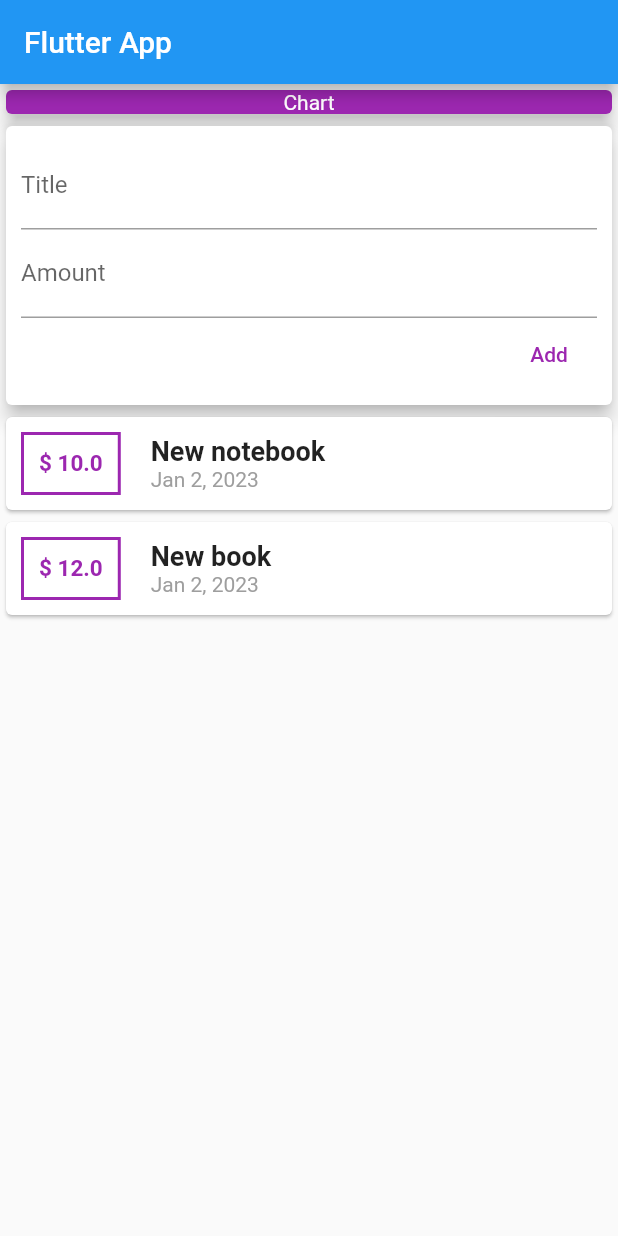
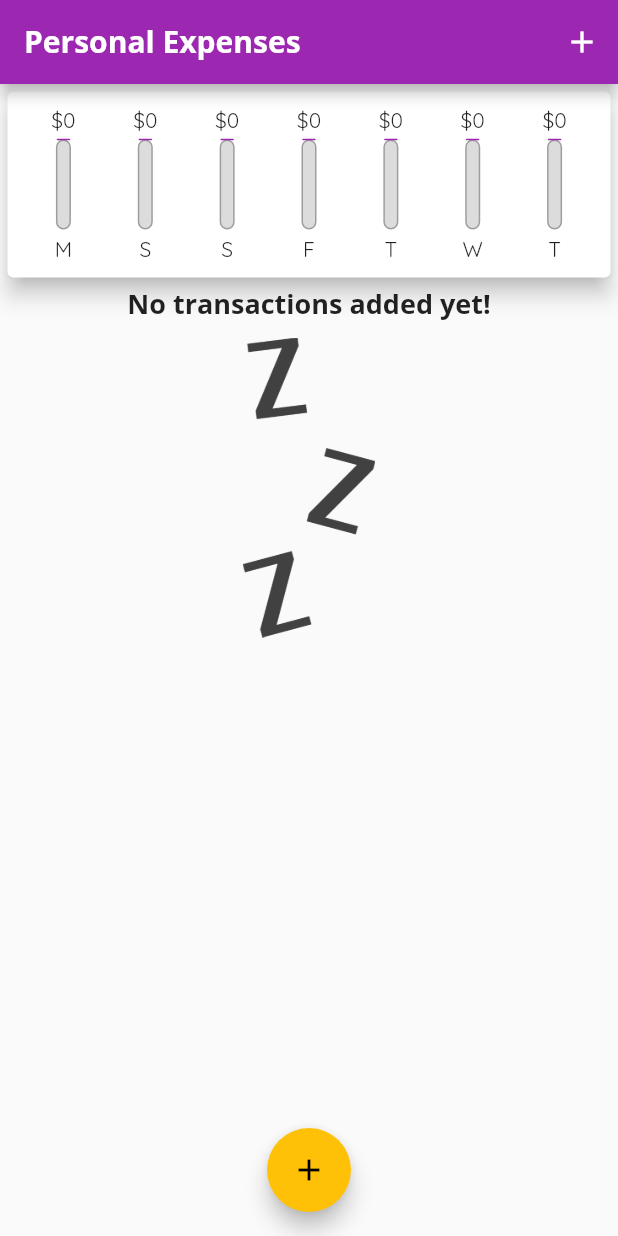
Before and after one commit to LilyKras/tracker, a Flutter app: the screen it shows after launch, on a phone screen of 412 x 824 dp. Run offline on Flutter 3.47's test engine with Material 2 defaults, Android fonts, the phone set to English and light mode, and no system bars.

Commit message:
Result 1

```diff
--- a/lib/main.dart
+++ b/lib/main.dart
@@ -1,6 +1,9 @@
 import 'package:flutter/material.dart';
 
-import './widgets/user_transaction.dart';
+import './widgets/chart.dart';
+import './widgets/add_new_transaction.dart';
+import './widgets/transactionList.dart';
+import './models/transaction.dart';
 
 void main() => runApp(MyApp());
 
@@ -8,35 +11,93 @@ class MyApp extends StatelessWidget {
   @override
   Widget build(BuildContext context) {
     return MaterialApp(
-      title: 'Flutter App',
+      title: 'Personal Expences',
       home: MyHomePage(),
+      theme: ThemeData(
+          primarySwatch: Colors.purple,
+          accentColor: Colors.amber,
+          fontFamily: 'Quicksand',
+          textTheme: TextTheme(
+              headline6: TextStyle(
+                  fontFamily: "OpenSans",
+                  fontSize: 18,
+                  fontWeight: FontWeight.bold)),
+          appBarTheme: AppBarTheme(
+              titleTextStyle: TextStyle(
+                  fontFamily: "OpenSans",
+                  fontSize: 20,
+                  fontWeight: FontWeight.bold))),
     );
   }
 }
 
-class MyHomePage extends StatelessWidget {
+class MyHomePage extends StatefulWidget {
+  @override
+  State<MyHomePage> createState() => _MyHomePageState();
+}
+
+class _MyHomePageState extends State<MyHomePage> {
+  final List<Transaction> _userTransactions = [];
+
+  List<Transaction> get _resentTransactions {
+    return _userTransactions.where((tx) {
+      return tx.date.isAfter(DateTime.now().subtract(Duration(days: 7)));
+    }).toList();
+  }
+
+  void _addNewTransaction(String txTitle, double txAmount) {
+    final newTx = Transaction(
+        id: DateTime.now().toString(),
+        title: txTitle,
+        amount: txAmount,
+        date: DateTime.now());
+
+    setState(() {
+      _userTransactions.add(newTx);
+    });
+  }
+
+  void _startAddNewTransaction(BuildContext ctx) {
+    showModalBottomSheet(
+      context: ctx,
+      builder: (_) {
+        return GestureDetector(
+          onTap: () {},
+          child: AddNewTransaction(_addNewTransaction),
+          behavior: HitTestBehavior.opaque,
+        );
+      },
+    );
+  }
+
   @override
   Widget build(BuildContext context) {
     return Scaffold(
       appBar: AppBar(
-        title: Text('Flutter App'),
+        backgroundColor: Theme.of(context).primaryColor,
+        title: Text(
+          'Personal Expenses',
+        ),
+        actions: [
+          IconButton(
+            onPressed: () => {_startAddNewTransaction(context)},
+            icon: Icon(Icons.add),
+          ),
+        ],
       ),
-      body: Column(
-        crossAxisAlignment: CrossAxisAlignment.stretch,
-        children: [
-          Container(
-              width: double.infinity,
-              child: Card(
-                color: Colors.purple,
-                child: Text("Chart",
-                    textAlign: TextAlign.center,
-                    style: TextStyle(
-                      color: Colors.white,
-                    )),
-                elevation: 5,
-              )),
-          UserTransaction()
-        ],
+      body: SingleChildScrollView(
+        child: Column(
+          crossAxisAlignment: CrossAxisAlignment.stretch,
+          children: [
+            Chart(_resentTransactions),
+            TransactionList(_userTransactions),
+          ],
+        ),
+      ),
+      floatingActionButtonLocation: FloatingActionButtonLocation.centerFloat,
+      floatingActionButton: FloatingActionButton(
+        onPressed: () => {_startAddNewTransaction(context)},
+        child: Icon(Icons.add),
       ),
     );
   }
--- a/lib/widgets/add_new_transaction.dart
+++ b/lib/widgets/add_new_transaction.dart
@@ -1,11 +1,29 @@
 import 'package:flutter/material.dart';
 
-class AddNewTransaction extends StatelessWidget {
-  final titleController = TextEditingController();
-  final amountController = TextEditingController();
+class AddNewTransaction extends StatefulWidget {
   final Function adding;
 
   AddNewTransaction(this.adding);
+
+  @override
+  State<AddNewTransaction> createState() => _AddNewTransactionState();
+}
+
+class _AddNewTransactionState extends State<AddNewTransaction> {
+  final titleController = TextEditingController();
+
+  final amountController = TextEditingController();
+
+  void submitDate() {
+    final enteredTitle = titleController.text;
+    final enteredAmount = double.parse(amountController.text);
+    if (enteredTitle.isEmpty || enteredAmount <= 0){
+      return;
+    }
+    widget.adding(enteredTitle, enteredAmount);
+    Navigator.of(context).pop();
+  }
+
   @override
   Widget build(BuildContext context) {
     return Card(
@@ -18,13 +36,16 @@ class AddNewTransaction extends StatelessWidget {
             TextField(
               decoration: InputDecoration(labelText: "Title"),
               controller: titleController,
+              onSubmitted: (_) => submitDate,
             ),
             TextField(
               decoration: InputDecoration(labelText: "Amount"),
               controller: amountController,
+              keyboardType: TextInputType.number,
+              onSubmitted: (_) => submitDate,
             ),
             TextButton(
-              onPressed: () => {adding(titleController.text, double.parse(amountController.text))},
+              onPressed: () => {submitDate()},
               child: Text(
                 "Add",
                 style: TextStyle(color: Colors.purple),
--- /dev/null
+++ b/lib/widgets/chart.dart
@@ -0,0 +1,63 @@
+import 'package:flutter/material.dart';
+import 'package:intl/intl.dart';
+
+import '../models/transaction.dart';
+import './chart_bar.dart';
+
+class Chart extends StatelessWidget {
+  final List<Transaction> resentTransactions;
+  Chart(this.resentTransactions);
+
+  List<Map<String, Object>> get groupedTxValues {
+    return List.generate(7, (index) {
+      final weekDay = DateTime.now().subtract(
+        Duration(days: index),
+      );
+      double totalSum = 0.0;
+      for (var i = 0; i < resentTransactions.length; i++) {
+        if (resentTransactions[i].date.day == weekDay.day &&
+            resentTransactions[i].date.month == weekDay.month &&
+            resentTransactions[i].date.year == weekDay.year) {
+          totalSum += resentTransactions[i].amount;
+        }
+      }
+      print(DateFormat.E().format(weekDay));
+      print(totalSum);
+      return {
+        'day': DateFormat.E().format(weekDay).substring(0, 1),
+        'amount': totalSum
+      };
+    });
+  }
+
+  double get totalSpending {
+    return groupedTxValues.fold(0.0, (sum, item) {
+      return sum + (item['amount'] as double);
+    });
+  }
+
+  @override
+  Widget build(BuildContext context) {
+    return Card(
+      elevation: 6,
+      margin: EdgeInsets.all(5),
+      child: Container(
+        padding: EdgeInsets.all(10),
+        child: Row(
+          children: groupedTxValues.map((data) {
+            return Flexible(
+              fit: FlexFit.tight,
+              child: ChartBar(
+                  data['day'] as String,
+                  data['amount'] as double,
+                  totalSpending == 0.0
+                      ? 0.0
+                      : (data['amount'] as double) / totalSpending),
+            );
+          }).toList(),
+          mainAxisAlignment: MainAxisAlignment.spaceAround,
+        ),
+      ),
+    );
+  }
+}
--- /dev/null
+++ b/lib/widgets/chart_bar.dart
@@ -0,0 +1,50 @@
+import 'package:flutter/material.dart';
+import 'package:flutter/src/widgets/container.dart';
+import 'package:flutter/src/widgets/framework.dart';
+
+class ChartBar extends StatelessWidget {
+  final String label;
+  final double spendingAmount;
+  final double spendingPctOfTotal;
+
+  ChartBar(this.label, this.spendingAmount, this.spendingPctOfTotal);
+
+  @override
+  Widget build(BuildContext context) {
+    return Column(children: [
+      FittedBox(child: Text('\$${spendingAmount.toStringAsFixed(0)}')),
+      SizedBox(
+        height: 4,
+      ),
+      Container(
+        height: 60,
+        width: 10,
+        child: Stack(
+          children: [
+            Container(
+              decoration: BoxDecoration(
+                border: Border.all(color: Colors.grey, width: 1.0),
+                color: Color.fromRGBO(220, 220, 220, 1),
+                borderRadius: BorderRadius.circular(10),
+              ),
+            ),
+            FractionallySizedBox(
+              heightFactor: spendingPctOfTotal,
+              child: Container(
+                decoration: BoxDecoration(
+                  border: Border.all(color: Colors.grey, width: 1.0),
+                  color: Theme.of(context).primaryColor,
+                  borderRadius: BorderRadius.circular(10),
+                ),
+              ),
+            )
+          ],
+        ),
+      ),
+      SizedBox(
+        height: 4,
+      ),
+      Text(label),
+    ]);
+  }
+}
--- a/lib/widgets/transactionList.dart
+++ b/lib/widgets/transactionList.dart
@@ -1,6 +1,8 @@
 import 'package:flutter/material.dart';
+import 'package:intl/intl.dart';
+
 import '../models/transaction.dart';
-import 'package:intl/intl.dart';
+
 
 class TransactionList extends StatelessWidget {
   final List<Transaction> transactions;
@@ -8,22 +10,41 @@ class TransactionList extends StatelessWidget {
 
   @override
   Widget build(BuildContext context) {
-    return Column(
-      children: transactions.map((tx) {
+    return Container(
+      height: 300,
+      child: transactions.isEmpty
+          ? Column(children: [
+              Text(
+                'No transactions added yet!',
+                style: Theme.of(context).textTheme.headline6,
+              ),
+              SizedBox(
+                height: 10,
+              ),
+              Container(
+                  height: 200,
+                  child: Image.asset('assets/images/waiting.png',
+                      fit: BoxFit.cover))
+            ])
+          : ListView.builder(
+              itemBuilder: (ctx, index) {
                 return Card(
                   child: Row(
                     children: [
                       Container(
                         child: Text(
-                  '\$ ${tx.amount}',
+                          '\$ ${transactions[index].amount.toStringAsFixed(2)}',
                           style: TextStyle(
                             fontWeight: FontWeight.bold,
                             fontSize: 15,
-                      color: Colors.purple),
+                            color: Theme.of(context).primaryColor,
+                          ),
                         ),
                         margin: EdgeInsets.all(10),
                         decoration: BoxDecoration(
-                    border: Border.all(color: Colors.purple, width: 2)),
+                            border: Border.all(
+                                color: Theme.of(context).primaryColor,
+                                width: 2)),
                         padding: EdgeInsets.all(10),
                       ),
                       Container(
@@ -31,12 +52,12 @@ class TransactionList extends StatelessWidget {
                           crossAxisAlignment: CrossAxisAlignment.start,
                           children: [
                             Text(
-                      tx.title,
-                      style:
-                          TextStyle(fontSize: 18, fontWeight: FontWeight.bold),
+                              transactions[index].title,
+                              style: Theme.of(context).textTheme.headline6,
                             ),
                             Text(
-                      DateFormat.yMMMd().format(tx.date),
+                              DateFormat.yMMMd()
+                                  .format(transactions[index].date),
                               style: TextStyle(color: Colors.grey),
                             )
                           ],
@@ -46,7 +67,9 @@ class TransactionList extends StatelessWidget {
                     ],
                   ),
                 );
-      }).toList(),
+              },
+              itemCount: transactions.length,
+            ),
     );
   }
 }
--- a/lib/widgets/user_transaction.dart
+++ /dev/null
@@ -1,37 +0,0 @@
-import 'package:flutter/material.dart';
-
-import './transactionList.dart';
-import '../models/transaction.dart';
-import './add_new_transaction.dart';
-
-class UserTransaction extends StatefulWidget {
-  const UserTransaction();
-
-  @override
-  State<UserTransaction> createState() => _UserTransactionState();
-}
-
-class _UserTransactionState extends State<UserTransaction> {
-  final List<Transaction> _userTransaction = [
-    Transaction(
-        id: '1', title: "New notebook", amount: 10, date: DateTime.now()),
-    Transaction(id: '2', title: "New book", amount: 12, date: DateTime.now())
-  ];
-  void _addNewTransaction(String txTitle, double txAmount) {
-    final newTx = Transaction(
-        id: DateTime.now().toString(),
-        title: txTitle,
-        amount: txAmount,
-        date: DateTime.now());
-
-    setState(() {
-      _userTransaction.add(newTx);
-    });
-  }
-
-  @override
-  Widget build(BuildContext context) {
-    return Column(
-        children: [AddNewTransaction(_addNewTransaction), TransactionList(_userTransaction)]);
-  }
-}
```
Also changed, not shown: pubspec.yaml (+15 -15 lines), assets/fonts/OpenSans-Bold.ttf (added), assets/fonts/OpenSans-Regular.ttf (added), assets/fonts/Quicksand-Bold.ttf (added), assets/fonts/Quicksand-Light.ttf (added), assets/fonts/Quicksand-Medium.ttf (added), assets/fonts/Quicksand-Regular.ttf (added), assets/images/waiting.png (added). Lines whose indentation alone changed are shown as unchanged.
